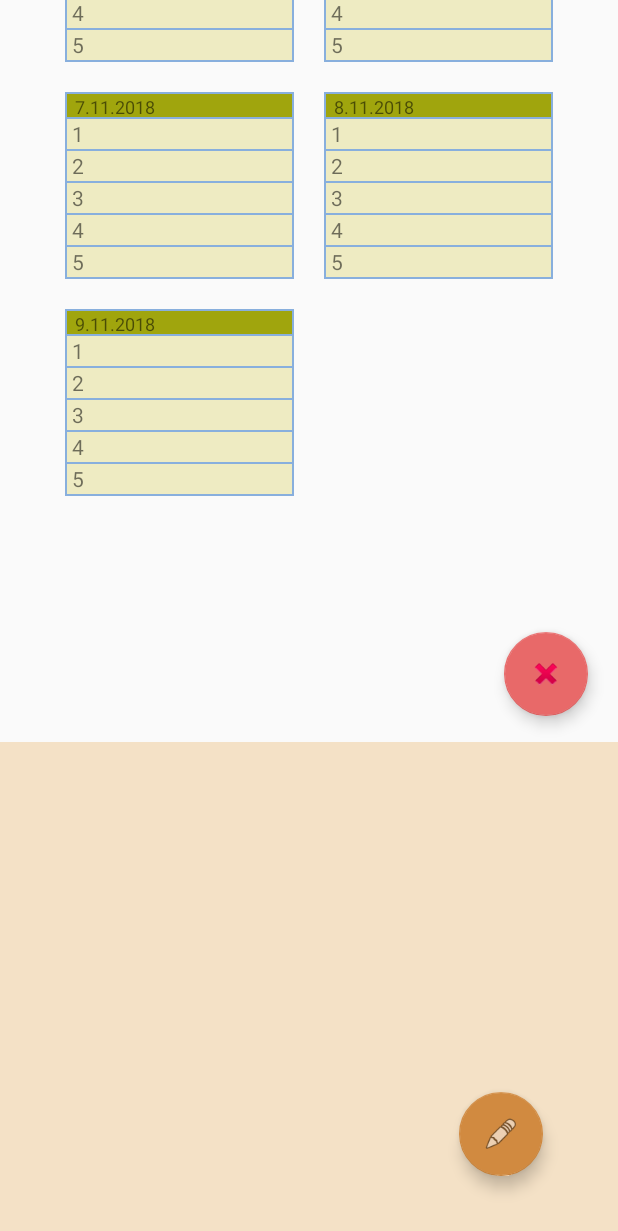
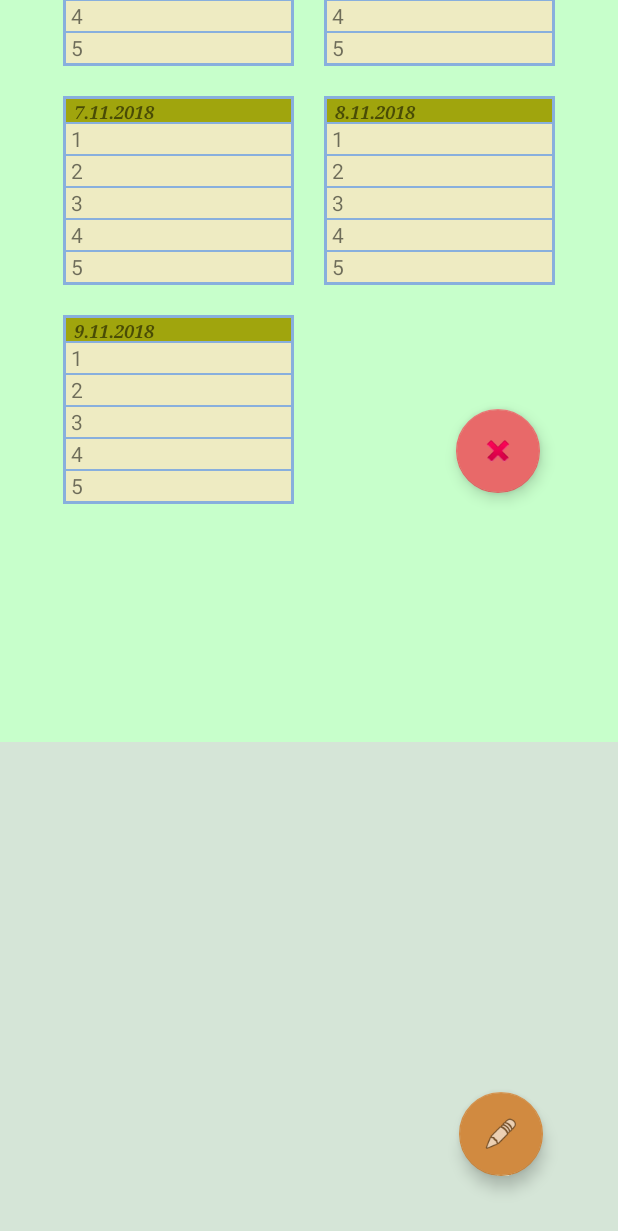
Before and after one commit to IDolgopolov/FinalBlocknotV2, an Android app: the screen it shows after launch (MainActivity), scrolled down 238 dp, on a phone screen of 412 x 824 dp. Shown: the top 1231 px of the screen. Run offline under Robolectric (Android 15) with nearby library versions, the light colour scheme and no system bars.

Commit message:
v0.3.1 работаю над дизайном

```diff
--- a/app/src/main/java/com/arproject/finalblocknot/MainActivity.java
+++ b/app/src/main/java/com/arproject/finalblocknot/MainActivity.java
@@ -42,7 +42,7 @@ public class MainActivity extends AppCompatActivity  {
     public final static String TAG_CREATE_EVENT = "dialog_for_creating";
     public final static String TAG_EDITING_EVENT = "dialog_for_editing";
     private int displayHeight, displayWidth;
-    private FloatingActionButton buttonDeleteAll;
+    //private FloatingActionButton buttonDeleteAll;
     private boolean generateEEFV2 = false;
 
     @Override
@@ -80,14 +80,14 @@ public class MainActivity extends AppCompatActivity  {
             }
         });
 
-        buttonDeleteAll = (FloatingActionButton) findViewById(R.id.fab_delete_all);
+      /*  buttonDeleteAll = (FloatingActionButton) findViewById(R.id.fab_delete_all);
         buttonDeleteAll.setOnClickListener(new View.OnClickListener() {
             @Override
             public void onClick(View v) {
                 EverydayDeleteAllDialog dialog = new EverydayDeleteAllDialog();
                 dialog.show(MainActivity.sFragmentManager, "DELETE_ALL_ED");
             }
-        });
+        }); */
 
         fragmentRandomEvents = new RandomEventsFragment();
 
--- a/app/src/main/java/com/arproject/finalblocknot/fragment/EverydayEventsFragment.java
+++ b/app/src/main/java/com/arproject/finalblocknot/fragment/EverydayEventsFragment.java
@@ -186,7 +186,7 @@ public class EverydayEventsFragment extends Fragment {
                     currentMonth++;
                 }
             }
-            dateToday = "date: "  + Integer.toString(currentDayOfMonth)+  "." + Integer.toString(currentMonth)
+            dateToday = "date: gjjhhj"  + Integer.toString(currentDayOfMonth)+  "." + Integer.toString(currentMonth)
                     + "." + Integer.toString(currentYear);
             arrayDateTextView.get(i).setText(dateToday);
         }
--- a/app/src/main/java/com/arproject/finalblocknot/fragment/EverydayEventsFragment_v2.java
+++ b/app/src/main/java/com/arproject/finalblocknot/fragment/EverydayEventsFragment_v2.java
@@ -2,6 +2,7 @@ package com.arproject.finalblocknot.fragment;
 
 
 import android.os.Bundle;
+import android.support.design.widget.FloatingActionButton;
 import android.support.v4.app.Fragment;
 import android.text.Editable;
 import android.text.TextWatcher;
@@ -17,6 +18,7 @@ import android.widget.TextView;
 
 import com.arproject.finalblocknot.MainActivity;
 import com.arproject.finalblocknot.R;
+import com.arproject.finalblocknot.dialog.EverydayDeleteAllDialog;
 
 import java.util.ArrayList;
 import java.util.Calendar;
@@ -28,6 +30,7 @@ public class EverydayEventsFragment_v2 extends Fragment {
     private ArrayList<TextView> arrayDateTextView = new ArrayList<>();
     private ArrayList<TableLayout> arrayTable = new ArrayList<>();
     private GridLayout grid;
+    private FloatingActionButton buttonDeleteAll;
 
 
 
@@ -37,7 +40,7 @@ public class EverydayEventsFragment_v2 extends Fragment {
         super.onCreateView(inflater, container, savedInstanceState);
 
         grid = (GridLayout) inflater.inflate(R.layout.everyday_fragment_v2, null);
-        for (int i = 0; i < grid.getChildCount(); i++) {
+        for (int i = 0; i < grid.getChildCount() - 1; i++) {
             TableLayout tl = (TableLayout) grid.getChildAt(i);
             arrayTable.add(tl);
             for(int g = 0; g < tl.getChildCount(); g++) {
@@ -50,6 +53,15 @@ public class EverydayEventsFragment_v2 extends Fragment {
 
             }
         }
+        buttonDeleteAll = (FloatingActionButton) grid.findViewById(R.id.fab_delete_all);
+        buttonDeleteAll.setOnClickListener(new View.OnClickListener() {
+            @Override
+            public void onClick(View v) {
+                EverydayDeleteAllDialog dialog = new EverydayDeleteAllDialog();
+                dialog.show(MainActivity.sFragmentManager, "DELETE_ALL_ED");
+            }
+        });
+
         grid.removeAllViews();
 
         setDate();
@@ -98,6 +110,8 @@ public class EverydayEventsFragment_v2 extends Fragment {
         for(int i = 0; i < arrayTable.size(); i++) {
             gridFragment.addView(arrayTable.get(i));
         }
+        gridFragment.addView(buttonDeleteAll);
+
 
         return gridFragment;
     }
@@ -108,7 +122,7 @@ public class EverydayEventsFragment_v2 extends Fragment {
         int currentDayOfMonth = calendar.get(Calendar.DAY_OF_MONTH);
         int currentMonth = calendar.get(Calendar.MONTH) + 1; //отсчет месяцев идет с 0
         int currentYear = calendar.get(Calendar.YEAR);
-        String dateToday = "date: "  + Integer.toString(currentDayOfMonth)+  "." + Integer.toString(currentMonth)
+        String dateToday = Integer.toString(currentDayOfMonth)+  "." + Integer.toString(currentMonth)
                 + "." + Integer.toString(currentYear);
         arrayDateTextView.get(0).setText(dateToday);
         for (int i = 1; i < arrayDateTextView.size(); i++) {
--- a/app/src/main/res/layout/activity_main.xml
+++ b/app/src/main/res/layout/activity_main.xml
@@ -5,6 +5,7 @@
     android:layout_width="match_parent"
     android:layout_height="match_parent"
     android:id="@+id/activity_main"
+    android:background="#C7FFCB"
     tools:context=".MainActivity"
 
     >
@@ -17,19 +18,6 @@
         android:layout_centerHorizontal="true"
         />
 
-
-    <android.support.design.widget.FloatingActionButton
-        android:id="@+id/fab_delete_all"
-        android:layout_width="wrap_content"
-        android:layout_height="wrap_content"
-        android:layout_gravity="end"
-        android:layout_alignParentEnd="true"
-        app:backgroundTint="#E86969"
-        android:layout_above="@id/layout_for_recycler_view"
-        android:layout_marginBottom="17dp"
-        android:layout_marginEnd="20dp"
-        app:srcCompat="@android:drawable/ic_delete"
-        />
 
     <android.support.design.widget.FloatingActionButton
         android:id="@+id/fab"
@@ -49,7 +37,7 @@
         android:layout_height="200dp"
         android:layout_alignParentBottom="true"
         android:orientation="vertical"
-        android:background="#f4e1c6"
+        android:background="#d5e5d7"
         />
 
 </RelativeLayout>
--- a/app/src/main/res/layout/everyday_fragment_v2.xml
+++ b/app/src/main/res/layout/everyday_fragment_v2.xml
@@ -1,7 +1,8 @@
 <?xml version="1.0" encoding="utf-8"?>
 <GridLayout xmlns:android="http://schemas.android.com/apk/res/android"
     android:layout_width="wrap_content"
-    android:layout_height="wrap_content">
+    android:layout_height="wrap_content"
+    xmlns:app="http://schemas.android.com/apk/res-auto">
 
     <TableLayout xmlns:android="http://schemas.android.com/apk/res/android"
         android:id="@+id/table_0"
@@ -9,7 +10,7 @@
         android:layout_height="wrap_content"
         android:layout_margin="10dp"
         android:background="#88afdd"
-        android:padding="1dp"
+        android:padding="2dp"
         android:stretchColumns="2">
 
         <TableRow
@@ -21,7 +22,9 @@
                 android:layout_height="15dp"
                 android:layout_span="2"
                 android:paddingStart="5dp"
-                android:textSize="12sp" />
+                android:textSize="12sp"
+                android:textStyle="bold|italic"
+                android:typeface="serif"/>
         </TableRow>
 
         <TableRow
@@ -140,7 +143,7 @@
         android:layout_height="wrap_content"
         android:layout_margin="10dp"
         android:background="#88afdd"
-        android:padding="1dp"
+        android:padding="2dp"
         android:stretchColumns="2">
 
         <TableRow
@@ -152,7 +155,9 @@
                 android:layout_height="15dp"
                 android:layout_span="2"
                 android:paddingStart="5dp"
-                android:textSize="12sp" />
+                android:textSize="12sp"
+                android:textStyle="bold|italic"
+                android:typeface="serif"/>
         </TableRow>
 
         <TableRow
@@ -266,7 +271,7 @@
         android:layout_height="wrap_content"
         android:layout_margin="10dp"
         android:background="#88afdd"
-        android:padding="1dp"
+        android:padding="2dp"
         android:stretchColumns="2">
 
         <TableRow
@@ -278,7 +283,9 @@
                 android:layout_height="15dp"
                 android:layout_span="2"
                 android:paddingStart="5dp"
-                android:textSize="12sp" />
+                android:textSize="12sp"
+                android:textStyle="bold|italic"
+                android:typeface="serif"/>
         </TableRow>
 
         <TableRow
@@ -392,7 +399,7 @@
         android:layout_height="wrap_content"
         android:layout_margin="10dp"
         android:background="#88afdd"
-        android:padding="1dp"
+        android:padding="2dp"
         android:stretchColumns="2">
 
         <TableRow
@@ -404,7 +411,9 @@
                 android:layout_height="15dp"
                 android:layout_span="2"
                 android:paddingStart="5dp"
-                android:textSize="12sp" />
+                android:textSize="12sp"
+                android:textStyle="bold|italic"
+                android:typeface="serif"/>
         </TableRow>
 
         <TableRow
@@ -518,7 +527,7 @@
         android:layout_height="wrap_content"
         android:layout_margin="10dp"
         android:background="#88afdd"
-        android:padding="1dp"
+        android:padding="2dp"
         android:stretchColumns="2">
 
         <TableRow
@@ -530,7 +539,9 @@
                 android:layout_height="15dp"
                 android:layout_span="2"
                 android:paddingStart="5dp"
-                android:textSize="12sp" />
+                android:textSize="12sp"
+                android:textStyle="bold|italic"
+                android:typeface="serif"/>
         </TableRow>
 
         <TableRow
@@ -644,7 +655,7 @@
         android:layout_height="wrap_content"
         android:layout_margin="10dp"
         android:background="#88afdd"
-        android:padding="1dp"
+        android:padding="2dp"
         android:stretchColumns="2">
 
         <TableRow
@@ -656,7 +667,9 @@
                 android:layout_height="15dp"
                 android:layout_span="2"
                 android:paddingStart="5dp"
-                android:textSize="12sp" />
+                android:textSize="12sp"
+                android:textStyle="bold|italic"
+                android:typeface="serif"/>
         </TableRow>
 
         <TableRow
@@ -770,7 +783,7 @@
         android:layout_height="wrap_content"
         android:layout_margin="10dp"
         android:background="#88afdd"
-        android:padding="1dp"
+        android:padding="2dp"
         android:stretchColumns="2">
 
         <TableRow
@@ -782,7 +795,9 @@
                 android:layout_height="15dp"
                 android:layout_span="2"
                 android:paddingStart="5dp"
-                android:textSize="12sp" />
+                android:textSize="12sp"
+                android:textStyle="bold|italic"
+                android:typeface="serif"/>
         </TableRow>
 
         <TableRow
@@ -890,5 +905,16 @@
         </TableRow>
     </TableLayout>
 
+    <android.support.design.widget.FloatingActionButton
+        android:id="@+id/fab_delete_all"
+        android:layout_width="wrap_content"
+        android:layout_height="wrap_content"
+        android:layout_gravity="end|bottom"
+        app:backgroundTint="#E86969"
+        android:layout_marginBottom="17dp"
+        android:layout_marginEnd="20dp"
+        app:srcCompat="@android:drawable/ic_delete"
+        />
+
 
 </GridLayout>
--- a/app/src/main/res/layout/item_for_recycler_view.xml
+++ b/app/src/main/res/layout/item_for_recycler_view.xml
@@ -23,7 +23,8 @@
         android:layout_alignParentBottom="true"
         android:layout_marginStart="10dp"
         android:gravity="bottom"
-        android:layout_marginBottom="1dp"
+        android:layout_centerHorizontal="true"
+        android:layout_marginBottom="2dp"
         android:id="@+id/date_random_event"/>
 
     <Button
@@ -32,6 +33,6 @@
     android:layout_alignParentEnd="true"
     android:layout_alignParentTop="true"
     android:layout_marginTop="10dp"
-    android:layout_marginEnd = "10dp"
+    android:layout_marginEnd = "20dp"
     android:background="@drawable/button_control_circle" />
 </RelativeLayout>
```
